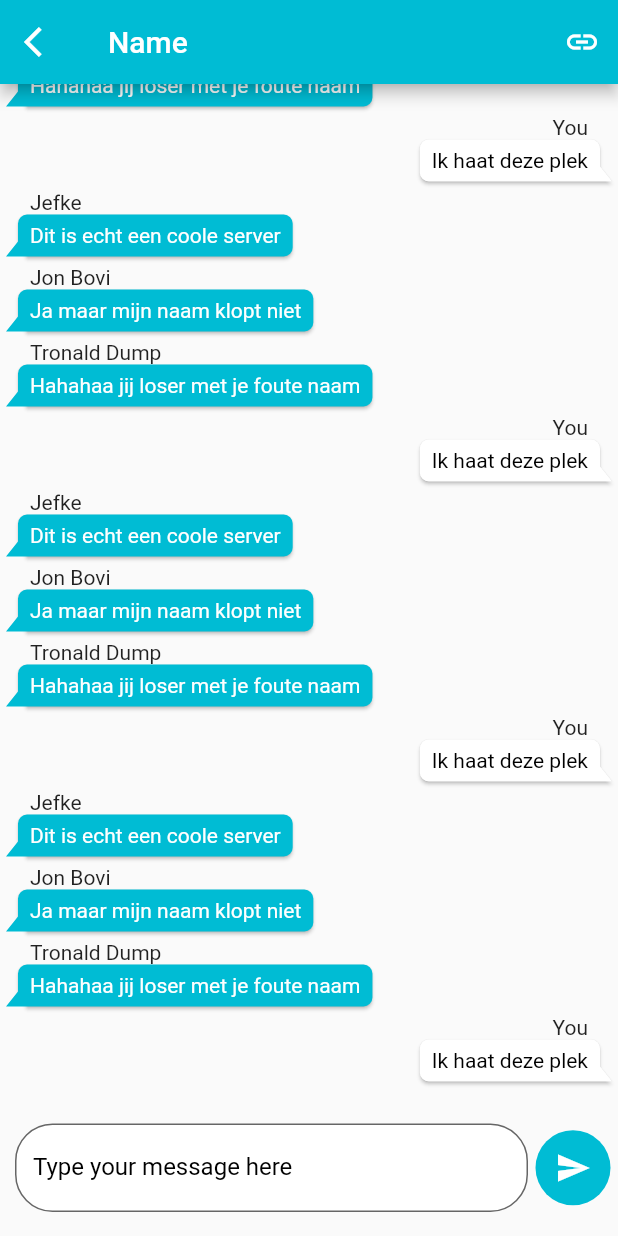
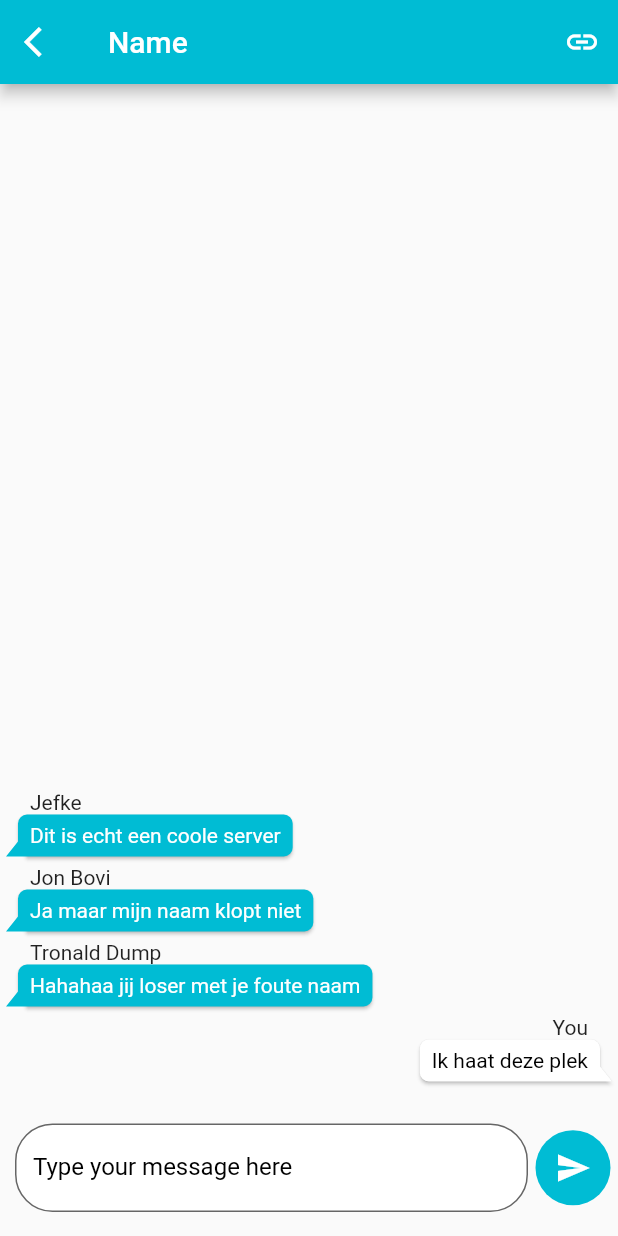
Before and after one commit to Nuytemans-Dieter/ServerLink, a Flutter app: the screen it shows after launch, after a tap on "Name", on a phone screen of 412 x 824 dp. Run offline on Flutter 3.47's test engine with Material 2 defaults, Android fonts, the phone set to English and light mode, and no system bars; our stand-ins replace package_info, shimmer; network calls fail.

Commit message:
Reduce divider height and visibility

```diff
--- a/lib/user_interface/screens/chat_screen.dart
+++ b/lib/user_interface/screens/chat_screen.dart
@@ -30,7 +30,6 @@ class _ChatScreenState extends State<ChatScreen>{
 
     if(widget.messages.length == 0)
     {
-      for (int i = 0; i < 15; i++)
       widget.messages.addAll([
         ChatMessage('Jefke', 'Dit is echt een coole server'),
         ChatMessage('Jon Bovi', 'Ja maar mijn naam klopt niet'),
--- a/lib/user_interface/tab_screens/servers_screen.dart
+++ b/lib/user_interface/tab_screens/servers_screen.dart
@@ -67,7 +67,7 @@ class _ServersScreenState extends State<ServersScreen>{
                           // padding: EdgeInsets.symmetric(horizontal: MediaQuery.of(context).size.width / 10),
                           padding: EdgeInsets.only(left: width/6 + width/15, right: 5.0),
                           child: Container(
-                            height: 1.0,
+                            height: 0.2,
                             width: double.infinity,
                             color: Colors.black,
                           ),
--- a/lib/user_interface/widgets/info_tile.dart
+++ b/lib/user_interface/widgets/info_tile.dart
@@ -52,7 +52,7 @@ class InfoTile extends StatelessWidget{
               if (displayLine)
                 Container(
                   width: double.infinity,
-                  height: 1.0,
+                  height: 0.2,
                   color: Colors.black,
                 ),
             ],
```
